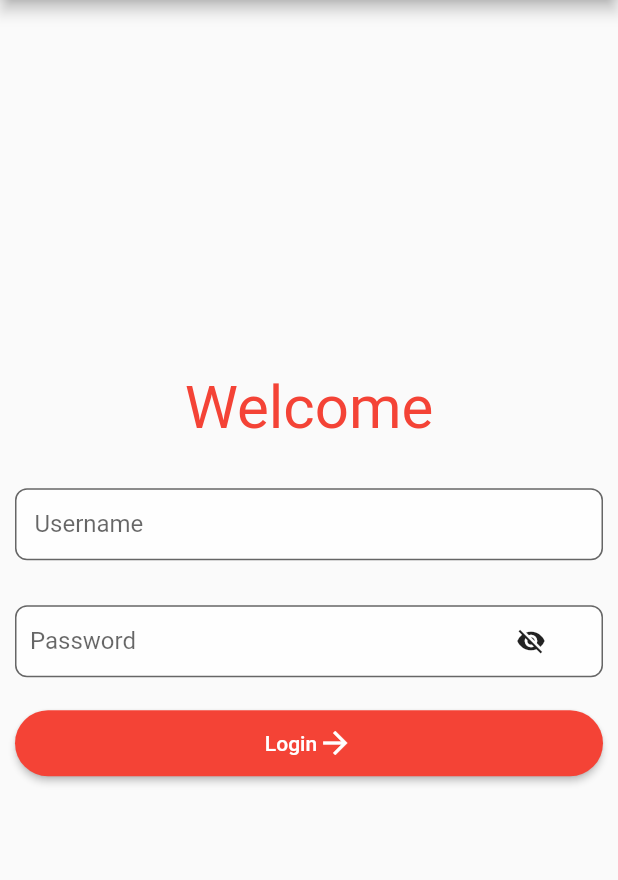
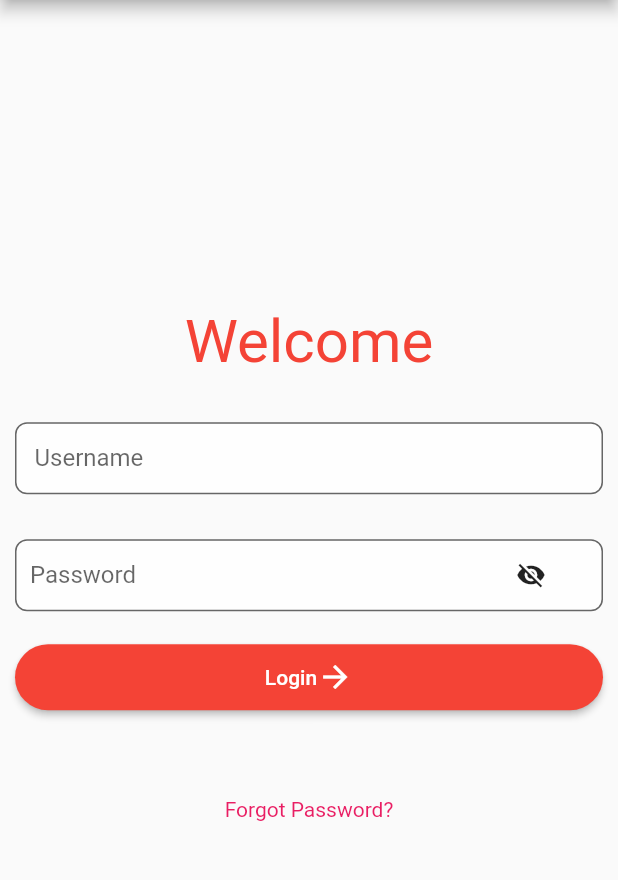
Before and after one commit to calicoquito/flutter_quito_app, a Flutter app: the screen it shows after launch, on a phone screen of 412 x 824 dp, the part 84-964 px from its top. Run offline on Flutter 3.47's test engine with Material 2 defaults, Android fonts, the phone set to English and light mode, and no system bars.

Commit message:
login screen changes

```diff
--- a/lib/openscreen.dart
+++ b/lib/openscreen.dart
@@ -11,7 +11,9 @@ class _OpenScreenState extends State<OpenScreen> {
 
   @override
   Widget build(BuildContext context) {
-    return Scaffold(
+    return WillPopScope(
+      onWillPop: () async => false,
+      child: Scaffold(
         backgroundColor: Colors.cyan[300],
         body: Center(
           child: Column(
@@ -39,6 +41,7 @@ class _OpenScreenState extends State<OpenScreen> {
           tooltip: 'New Event',
           child: Icon(Icons.add),
         ),
+      ),
     );
   }
 }
--- a/lib/signinscreen.dart
+++ b/lib/signinscreen.dart
@@ -2,6 +2,9 @@ import 'package:flutter/material.dart';
 import 'openscreen.dart';
 
 class SignInScreen extends StatelessWidget{
+  final TextEditingController usernameController = TextEditingController();
+  final TextEditingController passwordController = TextEditingController();
+
   @override
   Widget build(BuildContext context){
     return Center(
@@ -19,6 +22,7 @@ class SignInScreen extends StatelessWidget{
             ),
             SizedBox(height: 30.0,),
             TextField(
+              controller: usernameController,
               decoration: InputDecoration(
                 filled: true,
                 fillColor: Colors.white70,
@@ -30,7 +34,9 @@ class SignInScreen extends StatelessWidget{
               ),
             ),
             SizedBox(height: 30.0,),
-            PasswordTextField(),
+            PasswordTextField(
+              textEditingController: passwordController,
+            ),
             SizedBox(height: 20.0,),
             Center(
               child: RaisedButton(
@@ -42,11 +48,14 @@ class SignInScreen extends StatelessWidget{
                     mainAxisAlignment: MainAxisAlignment.center,
                     children: <Widget>[
                       Text('Login',style: TextStyle(color: Colors.white),),
-                      Icon(Icons.arrow_forward, color: Colors.white,)
+                      Icon(Icons.arrow_forward, color: Colors.white,),
                     ],
                   ),
                 ),
                 onPressed: (){
+                  print('Username: '+usernameController.text +'0\n');
+                  print('Password: '+passwordController.text+'0\n');
+                  if(passwordController.text=="admin" && usernameController.text.trim()=="admin"){
                     Navigator.of(context).push(
                       MaterialPageRoute(
                         builder: (context){
@@ -54,8 +63,16 @@ class SignInScreen extends StatelessWidget{
                         }
                       )
                     );
+                  }
+                }
+              ),
+            ),
+            SizedBox(height: 40.0,),
+            RawMaterialButton(
+              onPressed: (){
+                print('Forgot Password');
               },
-              ),
+              child: Text('Forgot Password?', style: TextStyle(color: Colors.pink),)
             )
           ],
         )
@@ -65,6 +82,9 @@ class SignInScreen extends StatelessWidget{
 }
 
 class PasswordTextField extends StatefulWidget{
+  PasswordTextField({Key key, this.textEditingController});
+
+  final TextEditingController textEditingController;
   @override
   PasswordTextFieldState createState() => PasswordTextFieldState();
 }
@@ -89,6 +109,7 @@ class PasswordTextFieldState extends State<PasswordTextField>{
   @override
   Widget build(BuildContext context){
     return TextField(
+      controller: widget.textEditingController,
       obscureText: !isPressed,
       decoration: InputDecoration(
         filled: true,
```
Lines whose indentation alone changed are shown as unchanged.
